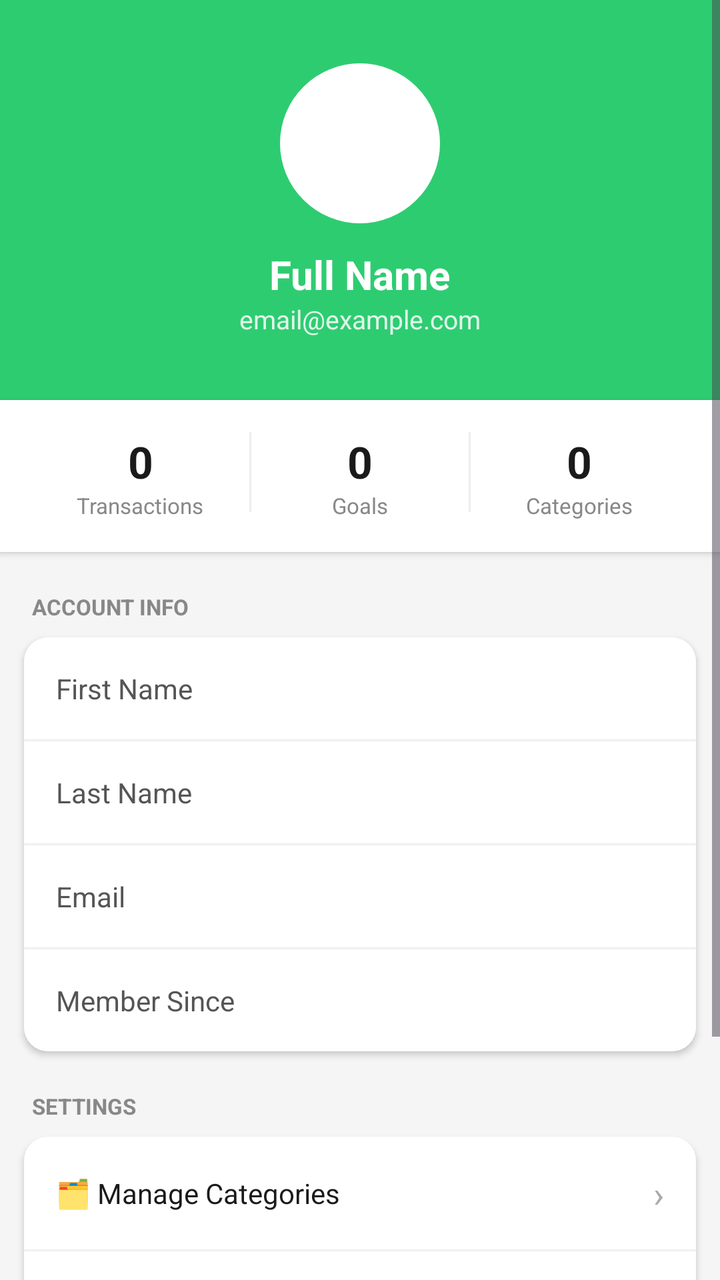
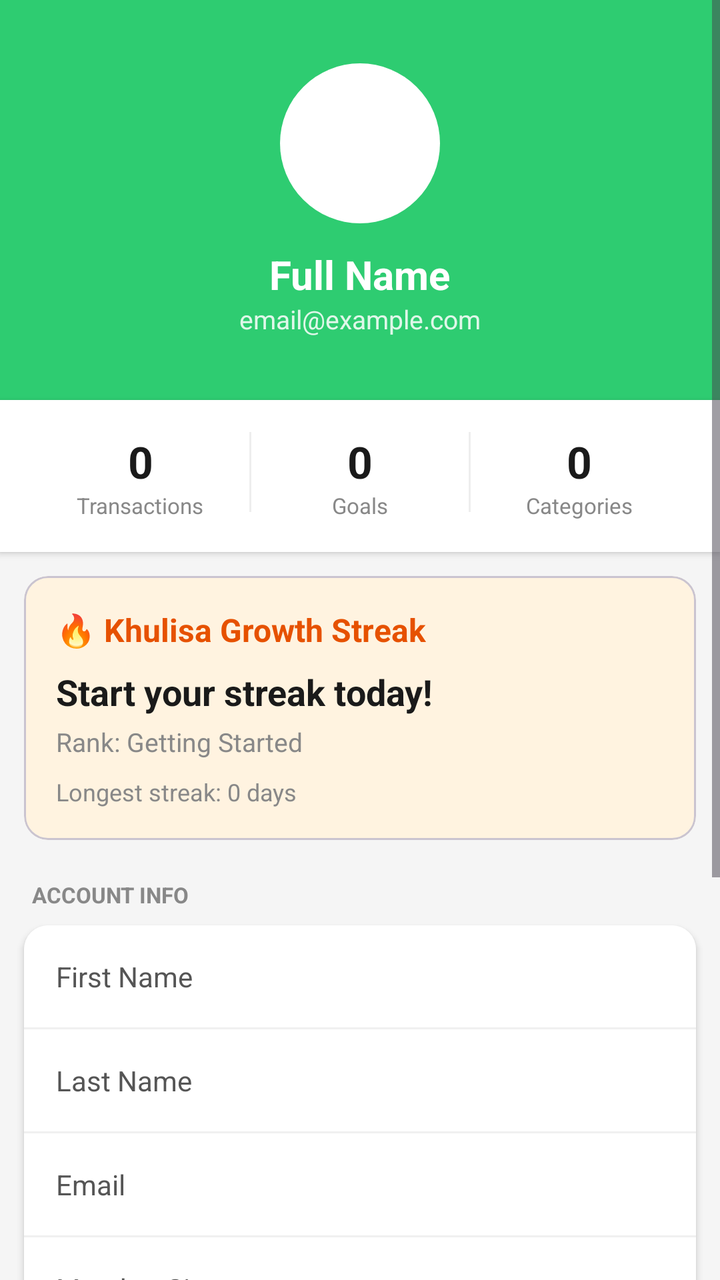

Compare the two renders of this Android layout. The source of the first and the diff that turns it into the second are given below.
<!-- AndroidManifest.xml: application theme Theme.KhulisaWallet -->
<!-- res/layout/fragment_profile.xml -->
<?xml version="1.0" encoding="utf-8"?>
<ScrollView xmlns:android="http://schemas.android.com/apk/res/android"
    xmlns:app="http://schemas.android.com/apk/res-auto"
    android:layout_width="match_parent"
    android:layout_height="match_parent"
    android:background="#F5F5F5">

    <LinearLayout
        android:layout_width="match_parent"
        android:layout_height="wrap_content"
        android:orientation="vertical">

        
        <LinearLayout
            android:layout_width="match_parent"
            android:layout_height="200dp"
            android:orientation="vertical"
            android:gravity="center"
            android:background="#2ECC71">

            
            <TextView
                android:id="@+id/tv_avatar"
                android:layout_width="80dp"
                android:layout_height="80dp"
                android:gravity="center"
                android:textSize="32sp"
                android:textColor="#2ECC71"
                android:textStyle="bold"
                android:background="@drawable/circle_avatar_background"
                android:layout_marginBottom="12dp"/>

            <TextView
                android:id="@+id/tv_profile_name"
                android:layout_width="wrap_content"
                android:layout_height="wrap_content"
                android:text="Full Name"
                android:textColor="#FFFFFF"
                android:textSize="20sp"
                android:textStyle="bold"/>

            <TextView
                android:id="@+id/tv_profile_email"
                android:layout_width="wrap_content"
                android:layout_height="wrap_content"
                android:text="email@example.com"
                android:textColor="#FFFFFF"
                android:textSize="13sp"
                android:alpha="0.85"/>

        </LinearLayout>

        
        <LinearLayout
            android:layout_width="match_parent"
            android:layout_height="wrap_content"
            android:orientation="horizontal"
            android:background="#FFFFFF"
            android:padding="16dp"
            android:elevation="2dp"
            android:layout_marginBottom="12dp">

            <LinearLayout
                android:layout_width="0dp"
                android:layout_height="wrap_content"
                android:layout_weight="1"
                android:orientation="vertical"
                android:gravity="center">

                <TextView
                    android:id="@+id/tv_stat_transactions"
                    android:layout_width="wrap_content"
                    android:layout_height="wrap_content"
                    android:text="0"
                    android:textSize="22sp"
                    android:textStyle="bold"
                    android:textColor="#1A1A1A"/>
                <TextView
                    android:layout_width="wrap_content"
                    android:layout_height="wrap_content"
                    android:text="Transactions"
                    android:textSize="11sp"
                    android:textColor="#888888"/>
            </LinearLayout>

            <View
                android:layout_width="1dp"
                android:layout_height="40dp"
                android:background="#EEEEEE"/>

            <LinearLayout
                android:layout_width="0dp"
                android:layout_height="wrap_content"
                android:layout_weight="1"
                android:orientation="vertical"
                android:gravity="center">

                <TextView
                    android:id="@+id/tv_stat_goals"
                    android:layout_width="wrap_content"
                    android:layout_height="wrap_content"
                    android:text="0"
                    android:textSize="22sp"
                    android:textStyle="bold"
                    android:textColor="#1A1A1A"/>
                <TextView
                    android:layout_width="wrap_content"
                    android:layout_height="wrap_content"
                    android:text="Goals"
                    android:textSize="11sp"
                    android:textColor="#888888"/>
            </LinearLayout>

            <View
                android:layout_width="1dp"
                android:layout_height="40dp"
                android:background="#EEEEEE"/>

            <LinearLayout
                android:layout_width="0dp"
                android:layout_height="wrap_content"
                android:layout_weight="1"
                android:orientation="vertical"
                android:gravity="center">

                <TextView
                    android:id="@+id/tv_stat_categories"
                    android:layout_width="wrap_content"
                    android:layout_height="wrap_content"
                    android:text="0"
                    android:textSize="22sp"
                    android:textStyle="bold"
                    android:textColor="#1A1A1A"/>
                <TextView
                    android:layout_width="wrap_content"
                    android:layout_height="wrap_content"
                    android:text="Categories"
                    android:textSize="11sp"
                    android:textColor="#888888"/>
            </LinearLayout>

        </LinearLayout>

        
        <TextView
            android:layout_width="wrap_content"
            android:layout_height="wrap_content"
            android:text="ACCOUNT INFO"
            android:textSize="11sp"
            android:textColor="#888888"
            android:textStyle="bold"
            android:paddingHorizontal="16dp"
            android:paddingVertical="8dp"/>

        <androidx.cardview.widget.CardView
            android:layout_width="match_parent"
            android:layout_height="wrap_content"
            app:cardCornerRadius="12dp"
            app:cardElevation="2dp"
            android:layout_marginHorizontal="12dp"
            android:layout_marginBottom="12dp">

            <LinearLayout
                android:layout_width="match_parent"
                android:layout_height="wrap_content"
                android:orientation="vertical"
                android:background="#FFFFFF">

                
                <LinearLayout
                    android:layout_width="match_parent"
                    android:layout_height="wrap_content"
                    android:orientation="horizontal"
                    android:padding="16dp"
                    android:gravity="center_vertical">
                    <TextView
                        android:layout_width="0dp"
                        android:layout_height="wrap_content"
                        android:layout_weight="1"
                        android:text="First Name"
                        android:textSize="14sp"
                        android:textColor="#555555"/>
                    <TextView
                        android:id="@+id/tv_first_name"
                        android:layout_width="wrap_content"
                        android:layout_height="wrap_content"
                        android:textSize="14sp"
                        android:textColor="#1A1A1A"
                        android:textStyle="bold"/>
                </LinearLayout>

                <View android:layout_width="match_parent" android:layout_height="1dp" android:background="#F0F0F0"/>

                
                <LinearLayout
                    android:layout_width="match_parent"
                    android:layout_height="wrap_content"
                    android:orientation="horizontal"
                    android:padding="16dp"
                    android:gravity="center_vertical">
                    <TextView
                        android:layout_width="0dp"
                        android:layout_height="wrap_content"
                        android:layout_weight="1"
                        android:text="Last Name"
                        android:textSize="14sp"
                        android:textColor="#555555"/>
                    <TextView
                        android:id="@+id/tv_last_name"
                        android:layout_width="wrap_content"
                        android:layout_height="wrap_content"
                        android:textSize="14sp"
                        android:textColor="#1A1A1A"
                        android:textStyle="bold"/>
                </LinearLayout>

                <View android:layout_width="match_parent" android:layout_height="1dp" android:background="#F0F0F0"/>

                
                <LinearLayout
                    android:layout_width="match_parent"
                    android:layout_height="wrap_content"
                    android:orientation="horizontal"
                    android:padding="16dp"
                    android:gravity="center_vertical">
                    <TextView
                        android:layout_width="0dp"
                        android:layout_height="wrap_content"
                        android:layout_weight="1"
                        android:text="Email"
                        android:textSize="14sp"
                        android:textColor="#555555"/>
                    <TextView
                        android:id="@+id/tv_email"
                        android:layout_width="wrap_content"
                        android:layout_height="wrap_content"
                        android:textSize="14sp"
                        android:textColor="#1A1A1A"
                        android:textStyle="bold"/>
                </LinearLayout>

                <View android:layout_width="match_parent" android:layout_height="1dp" android:background="#F0F0F0"/>

                
                <LinearLayout
                    android:layout_width="match_parent"
                    android:layout_height="wrap_content"
                    android:orientation="horizontal"
                    android:padding="16dp"
                    android:gravity="center_vertical">
                    <TextView
                        android:layout_width="0dp"
                        android:layout_height="wrap_content"
                        android:layout_weight="1"
                        android:text="Member Since"
                        android:textSize="14sp"
                        android:textColor="#555555"/>
                    <TextView
                        android:id="@+id/tv_member_since"
                        android:layout_width="wrap_content"
                        android:layout_height="wrap_content"
                        android:textSize="14sp"
                        android:textColor="#1A1A1A"
                        android:textStyle="bold"/>
                </LinearLayout>

            </LinearLayout>
        </androidx.cardview.widget.CardView>

        
        <TextView
            android:layout_width="wrap_content"
            android:layout_height="wrap_content"
            android:text="SETTINGS"
            android:textSize="11sp"
            android:textColor="#888888"
            android:textStyle="bold"
            android:paddingHorizontal="16dp"
            android:paddingVertical="8dp"/>

        <androidx.cardview.widget.CardView
            android:layout_width="match_parent"
            android:layout_height="wrap_content"
            app:cardCornerRadius="12dp"
            app:cardElevation="2dp"
            android:layout_marginHorizontal="12dp"
            android:layout_marginBottom="12dp">

            <LinearLayout
                android:layout_width="match_parent"
                android:layout_height="wrap_content"
                android:orientation="vertical"
                android:background="#FFFFFF">

                
                <LinearLayout
                    android:id="@+id/btn_manage_categories"
                    android:layout_width="match_parent"
                    android:layout_height="wrap_content"
                    android:orientation="horizontal"
                    android:padding="16dp"
                    android:gravity="center_vertical"
                    android:clickable="true"
                    android:focusable="true"
                    android:background="?attr/selectableItemBackground">
                    <TextView
                        android:layout_width="0dp"
                        android:layout_height="wrap_content"
                        android:layout_weight="1"
                        android:text="🗂 Manage Categories"
                        android:textSize="14sp"
                        android:textColor="#1A1A1A"/>
                    <TextView
                        android:layout_width="wrap_content"
                        android:layout_height="wrap_content"
                        android:text="›"
                        android:textSize="18sp"
                        android:textColor="#AAAAAA"/>
                </LinearLayout>

                <View android:layout_width="match_parent" android:layout_height="1dp" android:background="#F0F0F0"/>

                
                <LinearLayout
                    android:id="@+id/btn_change_password"
                    android:layout_width="match_parent"
                    android:layout_height="wrap_content"
                    android:orientation="horizontal"
                    android:padding="16dp"
                    android:gravity="center_vertical"
                    android:clickable="true"
                    android:focusable="true"
                    android:background="?attr/selectableItemBackground">
                    <TextView
                        android:layout_width="0dp"
                        android:layout_height="wrap_content"
                        android:layout_weight="1"
                        android:text="🔒 Change Password"
                        android:textSize="14sp"
                        android:textColor="#1A1A1A"/>
                    <TextView
                        android:layout_width="wrap_content"
                        android:layout_height="wrap_content"
                        android:text="›"
                        android:textSize="18sp"
                        android:textColor="#AAAAAA"/>
                </LinearLayout>

            </LinearLayout>
        </androidx.cardview.widget.CardView>

        
        <com.google.android.material.button.MaterialButton
            android:id="@+id/btn_logout"
            android:layout_width="match_parent"
            android:layout_height="56dp"
            android:text="Log Out"
            android:textSize="16sp"
            android:backgroundTint="#E74C3C"
            android:layout_marginHorizontal="12dp"
            android:layout_marginTop="8dp"
            android:layout_marginBottom="32dp"/>

    </LinearLayout>
</ScrollView>
<!-- resources referenced by this layout -->
<resources>
  <!-- drawable circle_avatar_background (drawable) -->
  <?xml version="1.0" encoding="utf-8"?>
  <shape xmlns:android="http://schemas.android.com/apk/res/android"
      android:shape="oval">
      <solid android:color="#FFFFFF"/>
      <size android:width="80dp" android:height="80dp"/>
  </shape>
  <style name="Theme.KhulisaWallet" parent="Base.Theme.KhulisaWallet" />
  <style name="Base.Theme.KhulisaWallet" parent="Theme.Material3.DayNight.NoActionBar">
          
          
      </style>
</resources>

<!-- the commit's change to res/layout/fragment_profile.xml (unified diff, before → after) -->
@@ -142,6 +142,61 @@
         </LinearLayout>
 
         
+        <com.google.android.material.card.MaterialCardView
+            android:id="@+id/card_profile_streak"
+            android:layout_width="match_parent"
+            android:layout_height="wrap_content"
+            android:layout_marginHorizontal="12dp"
+            android:layout_marginBottom="12dp"
+            app:cardCornerRadius="12dp"
+            app:cardBackgroundColor="#FFF3E0">
+
+            <LinearLayout
+                android:layout_width="match_parent"
+                android:layout_height="wrap_content"
+                android:orientation="vertical"
+                android:padding="16dp">
+
+                <TextView
+                    android:layout_width="wrap_content"
+                    android:layout_height="wrap_content"
+                    android:text="🔥 Khulisa Growth Streak"
+                    android:textStyle="bold"
+                    android:textSize="16sp"
+                    android:textColor="#E65100"
+                    android:layout_marginBottom="8dp" />
+
+                <TextView
+                    android:id="@+id/tv_profile_streak_count"
+                    android:layout_width="wrap_content"
+                    android:layout_height="wrap_content"
+                    android:text="Start your streak today!"
+                    android:textSize="18sp"
+                    android:textStyle="bold"
+                    android:textColor="#1A1A1A" />
+
+                <TextView
+                    android:id="@+id/tv_profile_streak_badge"
+                    android:layout_width="wrap_content"
+                    android:layout_height="wrap_content"
+                    android:text="Rank: Getting Started"
+                    android:textSize="13sp"
+                    android:textColor="#888888"
+                    android:layout_marginTop="4dp" />
+
+                <TextView
+                    android:id="@+id/tv_profile_longest_streak"
+                    android:layout_width="wrap_content"
+                    android:layout_height="wrap_content"
+                    android:text="Longest streak: 0 days"
+                    android:textSize="12sp"
+                    android:textColor="#888888"
+                    android:layout_marginTop="8dp" />
+
+            </LinearLayout>
+        </com.google.android.material.card.MaterialCardView>
+
+        
         <TextView
             android:layout_width="wrap_content"
             android:layout_height="wrap_content"
